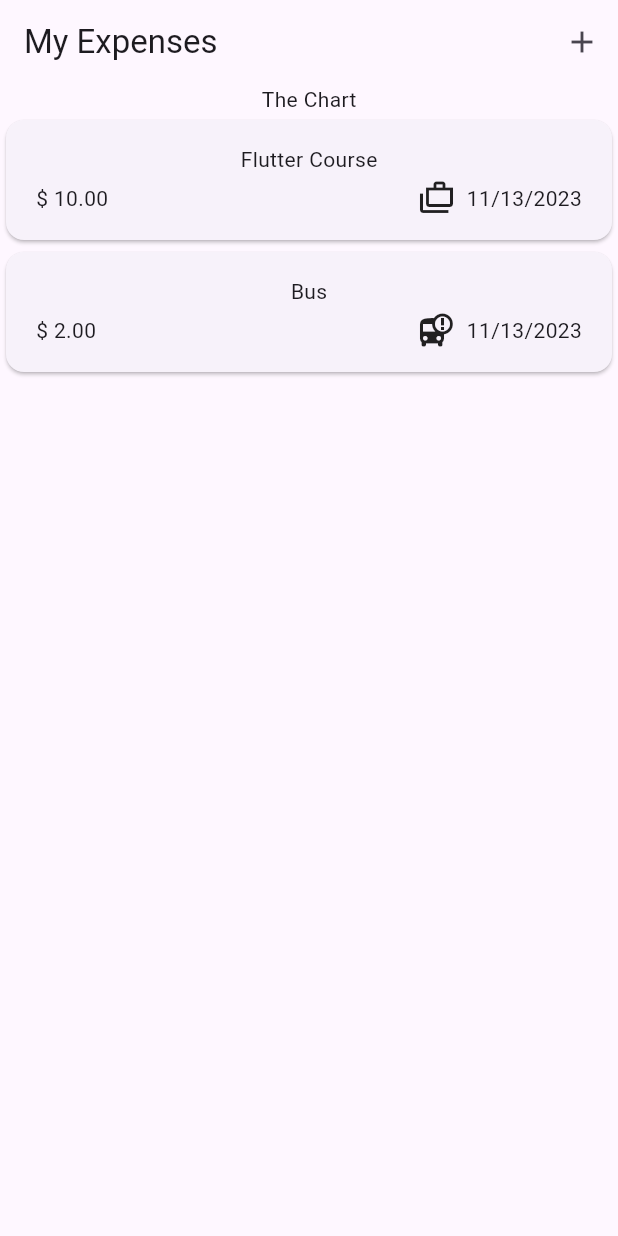
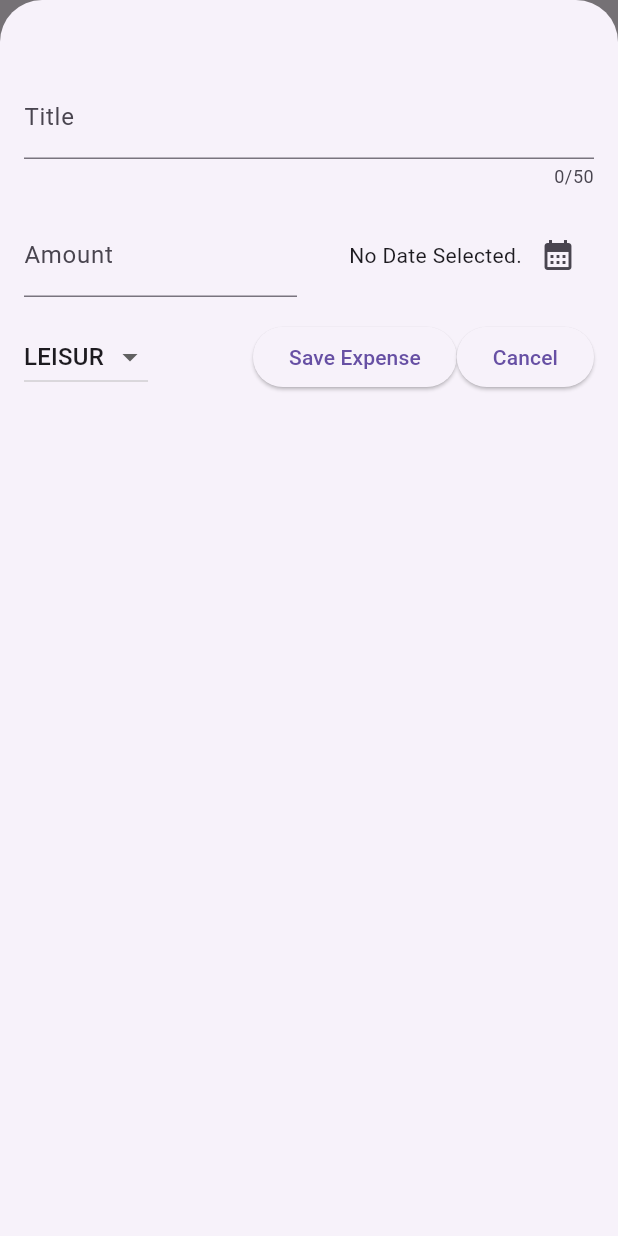
Before and after one commit to Mugaf/expense-tracker-flutter, a Flutter app: the screen it shows after launch, after a tap on the "add" icon, on a phone screen of 412 x 824 dp. Run offline on Flutter 3.47's test engine with Material 2 defaults, Android fonts, the phone set to English and light mode, and no system bars.

Commit message:
add expense create feature and delete expense by swipe it

```diff
--- a/lib/widgets/expenses.dart
+++ b/lib/widgets/expenses.dart
@@ -1,5 +1,6 @@
 import 'package:expense_tracker/widgets/expenses_list/expenses_list.dart';
 import 'package:expense_tracker/models/expense.dart';
+import 'package:expense_tracker/widgets/new_expense.dart';
 import 'package:flutter/material.dart';
 
 class Expenses extends StatefulWidget {
@@ -25,12 +26,38 @@ class _ExpensesState extends State<Expenses> {
       category: Category.travel,
     ),
   ];
+
+  void addExpense(Expense expense) {
+    setState(() {
+      _registeredExpenses.add(expense);
+    });
+  }
+
+  void _removeExpense(Expense expense) {
+    setState(() {
+      _registeredExpenses.remove(expense);
+    });
+  }
+
+  void _openAddExpenseOverlay() {
+    showModalBottomSheet(
+      isScrollControlled: true,
+      context: context,
+      builder: (ctx) => NewExpense(addExpenses: addExpense),
+    );
+  }
+
   @override
   Widget build(BuildContext context) {
     return Scaffold(
       appBar: AppBar(
         title: const Text('My Expenses'),
-        actions: [IconButton(onPressed: () {}, icon: const Icon(Icons.add))],
+        actions: [
+          IconButton(
+            onPressed: _openAddExpenseOverlay,
+            icon: const Icon(Icons.add),
+          )
+        ],
       ),
       body: Column(
         children: [
@@ -38,6 +65,7 @@ class _ExpensesState extends State<Expenses> {
           Expanded(
             child: ExpensesList(
               expenses: _registeredExpenses,
+              onRemoveExpense: _removeExpense,
             ),
           ),
         ],
--- a/lib/widgets/expenses_list/expenses_list.dart
+++ b/lib/widgets/expenses_list/expenses_list.dart
@@ -3,15 +3,24 @@ import 'package:expense_tracker/widgets/expenses_list/expense_item.dart';
 import 'package:flutter/material.dart';
 
 class ExpensesList extends StatelessWidget {
-  const ExpensesList({super.key, required this.expenses});
+  const ExpensesList(
+      {super.key, required this.expenses, required this.onRemoveExpense});
 
   final List<Expense> expenses;
-
+  final void Function(Expense expense) onRemoveExpense;
   @override
   Widget build(BuildContext context) {
     return ListView.builder(
       itemCount: expenses.length,
-      itemBuilder: (ctx, index) => ExpenseItem(expenses[index]),
+      itemBuilder: (ctx, index) => Dismissible(
+        key: ValueKey(expenses[index]),
+        child: ExpenseItem(
+          expenses[index],
+        ),
+        onDismissed: (direction) {
+          onRemoveExpense(expenses[index]);
+        },
+      ),
     );
   }
 }
--- /dev/null
+++ b/lib/widgets/new_expense.dart
@@ -0,0 +1,174 @@
+import 'package:expense_tracker/models/expense.dart';
+import 'package:flutter/material.dart';
+
+class NewExpense extends StatefulWidget {
+  const NewExpense({
+    super.key,
+    required this.addExpenses,
+  });
+  final void Function(Expense expense) addExpenses;
+  @override
+  State<StatefulWidget> createState() {
+    return _NewExpenseState();
+  }
+}
+
+class _NewExpenseState extends State<NewExpense> {
+  final _titleController = TextEditingController();
+  final _amountController = TextEditingController();
+  DateTime? _selectedDate;
+  Category? _selectedCategory = Category.leisur;
+  void _presentDatePicker() async {
+    final now = DateTime.now();
+    final firstDate = DateTime(now.year - 1, now.month, now.day);
+    final pickDate = await showDatePicker(
+      context: context,
+      initialDate: _selectedDate != null ? _selectedDate! : now,
+      firstDate: firstDate,
+      lastDate: now,
+    );
+    setState(() {
+      _selectedDate = pickDate;
+    });
+  }
+
+  @override
+  void dispose() {
+    _titleController.dispose();
+    _amountController.dispose();
+    super.dispose();
+  }
+
+  void submitExpenseData() {
+    final enteredAmount = double.tryParse(_amountController.text);
+    final amountIsInvalid = enteredAmount == null || enteredAmount <= 0;
+
+    // validation
+    if (_titleController.text.trim().isEmpty ||
+        amountIsInvalid ||
+        _selectedDate == null) {
+      //show error message
+      showDialog(
+        context: context,
+        builder: ((ctx) => AlertDialog(
+              title: const Text('Invalid Input'),
+              content: const Text(
+                  'Please make sure a valid title, amount, date and category was entered.'),
+              actions: [
+                TextButton(
+                  onPressed: () {
+                    Navigator.pop(ctx);
+                  },
+                  child: const Text('Okay'),
+                )
+              ],
+            )),
+      );
+      return;
+    }
+
+    //add expense and close form dialog
+    widget.addExpenses(
+      Expense(
+          title: _titleController.text,
+          amount: enteredAmount,
+          date: _selectedDate!,
+          category: _selectedCategory!),
+    );
+    Navigator.pop(context);
+  }
+
+  @override
+  Widget build(BuildContext context) {
+    return Padding(
+      padding: const EdgeInsets.fromLTRB(16, 50, 16, 16),
+      child: Column(
+        children: [
+          TextField(
+            controller: _titleController,
+            maxLength: 50,
+            decoration: const InputDecoration(
+              label: Text('Title'),
+            ),
+          ),
+          const SizedBox(
+            height: 16,
+          ),
+          Row(
+            mainAxisAlignment: MainAxisAlignment.end,
+            crossAxisAlignment: CrossAxisAlignment.center,
+            children: [
+              Expanded(
+                child: TextField(
+                  controller: _amountController,
+                  keyboardType:
+                      const TextInputType.numberWithOptions(decimal: true),
+                  decoration: const InputDecoration(
+                    label: Text('Amount'),
+                    prefixText: '\$',
+                  ),
+                ),
+              ),
+              const SizedBox(
+                width: 16,
+              ),
+              Expanded(
+                child: Row(
+                  mainAxisAlignment: MainAxisAlignment.end,
+                  crossAxisAlignment: CrossAxisAlignment.center,
+                  children: [
+                    Text(_selectedDate == null
+                        ? 'No Date Selected.'
+                        : formatter.format(_selectedDate!)),
+                    IconButton(
+                      onPressed: _presentDatePicker,
+                      icon: const Icon(Icons.calendar_month),
+                    )
+                  ],
+                ),
+              ),
+            ],
+          ),
+          const SizedBox(
+            height: 16,
+          ),
+          Row(
+            children: [
+              DropdownButton(
+                  value: _selectedCategory,
+                  items: Category.values
+                      .map(
+                        (category) => DropdownMenuItem(
+                          value: category,
+                          child: Text(
+                            category.name.toUpperCase(),
+                          ),
+                        ),
+                      )
+                      .toList(),
+                  onChanged: (value) {
+                    if (value == null) {
+                      return;
+                    }
+                    setState(() {
+                      _selectedCategory = value;
+                    });
+                  }),
+              const Spacer(),
+              ElevatedButton(
+                onPressed: submitExpenseData,
+                child: const Text('Save Expense'),
+              ),
+              ElevatedButton(
+                onPressed: () {
+                  Navigator.pop(context);
+                },
+                child: const Text('Cancel'),
+              )
+            ],
+          ),
+        ],
+      ),
+    );
+  }
+}
```
